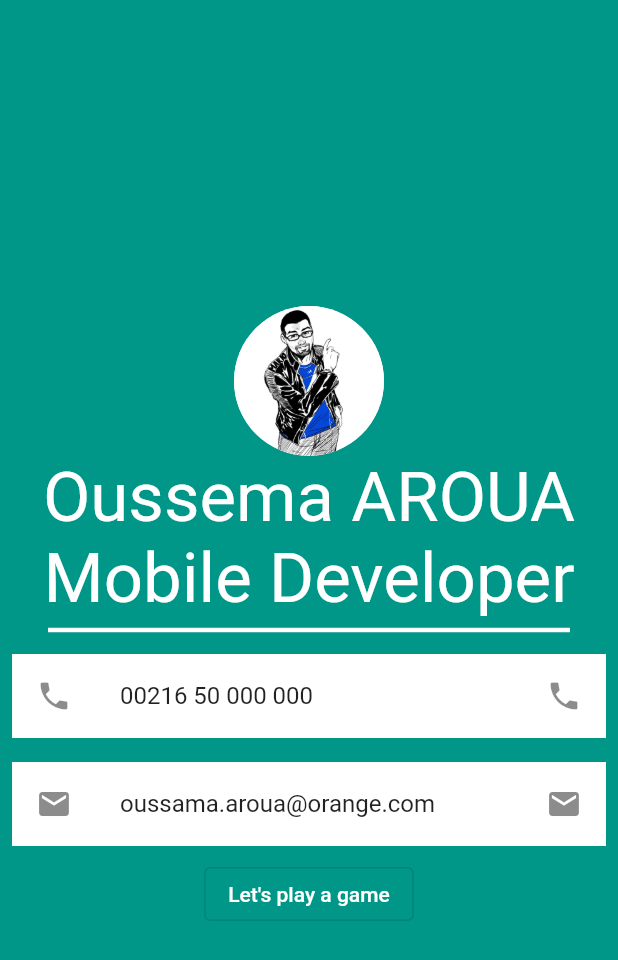
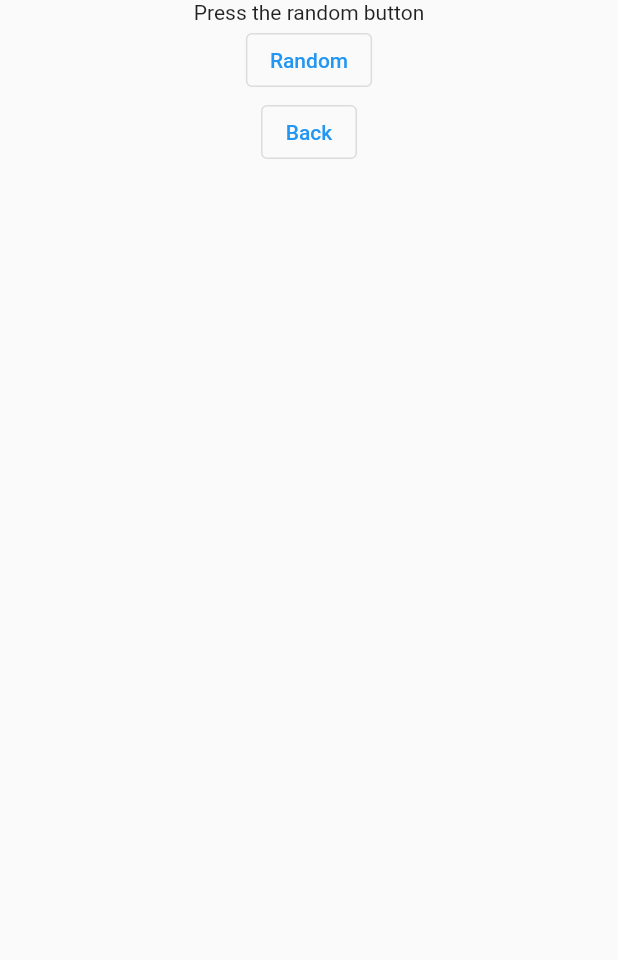
Before and after one commit to oussemaAr/demo_ihec, a Flutter app: the screen it shows after launch, after a tap on "Let's play a game", on a phone screen of 412 x 824 dp. Shown: the top 960 px of the screen. Run offline on Flutter 3.47's test engine with Material 2 defaults, Android fonts, the phone set to English and light mode, and no system bars; our stand-ins replace google_fonts.

```diff
--- a/lib/main.dart
+++ b/lib/main.dart
@@ -1,3 +1,4 @@
+import 'package:demo_ihec/wonder.screen.dart';
 import 'package:flutter/material.dart';
 import 'package:google_fonts/google_fonts.dart';
 
@@ -11,7 +12,11 @@ class HomeScreen extends StatelessWidget {
   @override
   Widget build(BuildContext context) {
     return MaterialApp(
-      home: MyProfileScreen(),
+      initialRoute: '/',
+      routes: {
+        '/wonder': (context) => new WonderScreen(),
+        '/': (context) => new MyProfileScreen()
+      },
     );
   }
 }
@@ -51,7 +56,9 @@ class MyProfileScreen extends StatelessWidget {
                   color: Colors.white,
                 ),
               ),
-              onPressed: () {},
+              onPressed: () {
+                Navigator.pushNamed(context, "/wonder");
+              },
             )
           ],
         ),
--- /dev/null
+++ b/lib/wonder.screen.dart
@@ -0,0 +1,54 @@
+import 'dart:math';
+
+import 'package:flutter/material.dart';
+
+class WonderScreen extends StatefulWidget {
+  WonderScreen({Key? key}) : super(key: key);
+
+  @override
+  State<WonderScreen> createState() => _WonderScreenState();
+}
+
+class _WonderScreenState extends State<WonderScreen> {
+  var wonderList = [
+    "china.png",
+    "england.png",
+    "europe.png",
+    "italy.png",
+    "mexico.png",
+    "petra.png"
+  ];
+
+  var index = 0;
+
+  @override
+  Widget build(BuildContext context) {
+    return Material(
+      child: SafeArea(
+        child: Column(
+          children: [
+            if (index == 0)
+              Text("Press the random button")
+            else
+              Image.asset("assets/${wonderList[index]}"),
+            OutlinedButton(
+                onPressed: () {
+                  setState(
+                    () {
+                      index = Random().nextInt(6);
+                      print(index);
+                    },
+                      );
+                },
+                child: Text("Random")),
+            OutlinedButton(
+                onPressed: () {
+                  Navigator.pop(context);
+                },
+                child: Text("Back")),
+          ],
+        ),
+      ),
+    );
+  }
+}
--- a/pubspec.yaml
+++ b/pubspec.yaml
@@ -62,7 +62,7 @@ flutter:
 
   # To add assets to your application, add an assets section, like this:
   assets:
-    - assets/me.jpg
+    - assets/
   #   - images/a_dot_burr.jpeg
   #   - images/a_dot_ham.jpeg
 
```
Also changed, not shown: assets/china.png (added), assets/england.png (added), assets/europe.png (added), assets/italy.png (added), assets/mexico.png (added), assets/petra.png (added).
